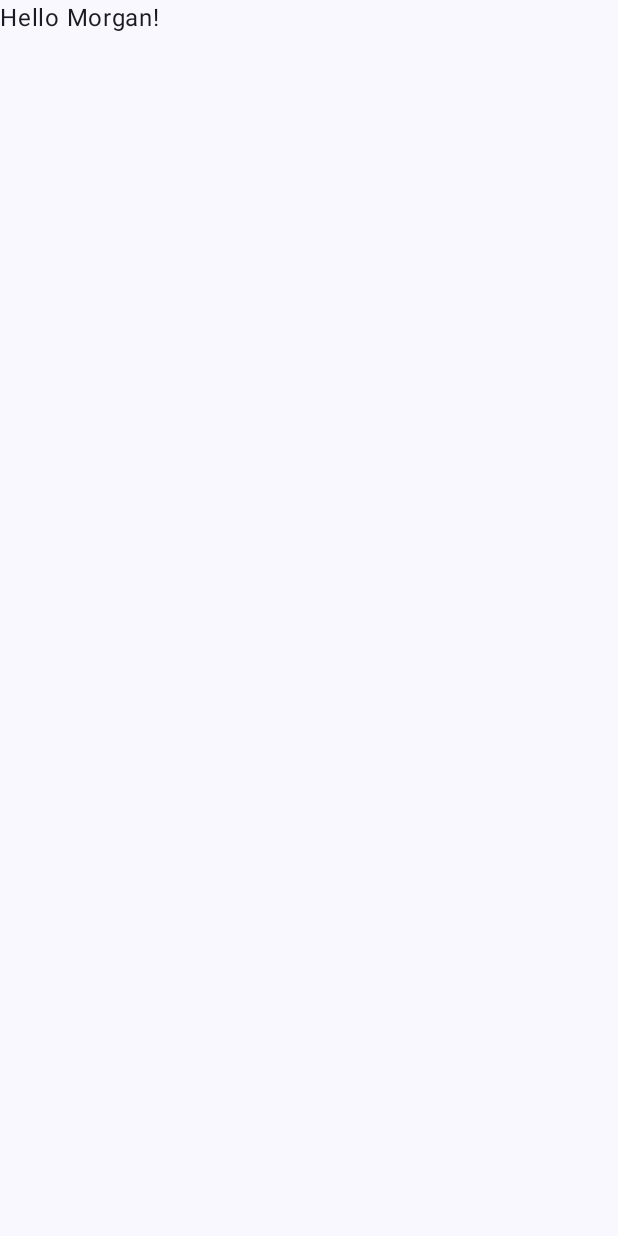
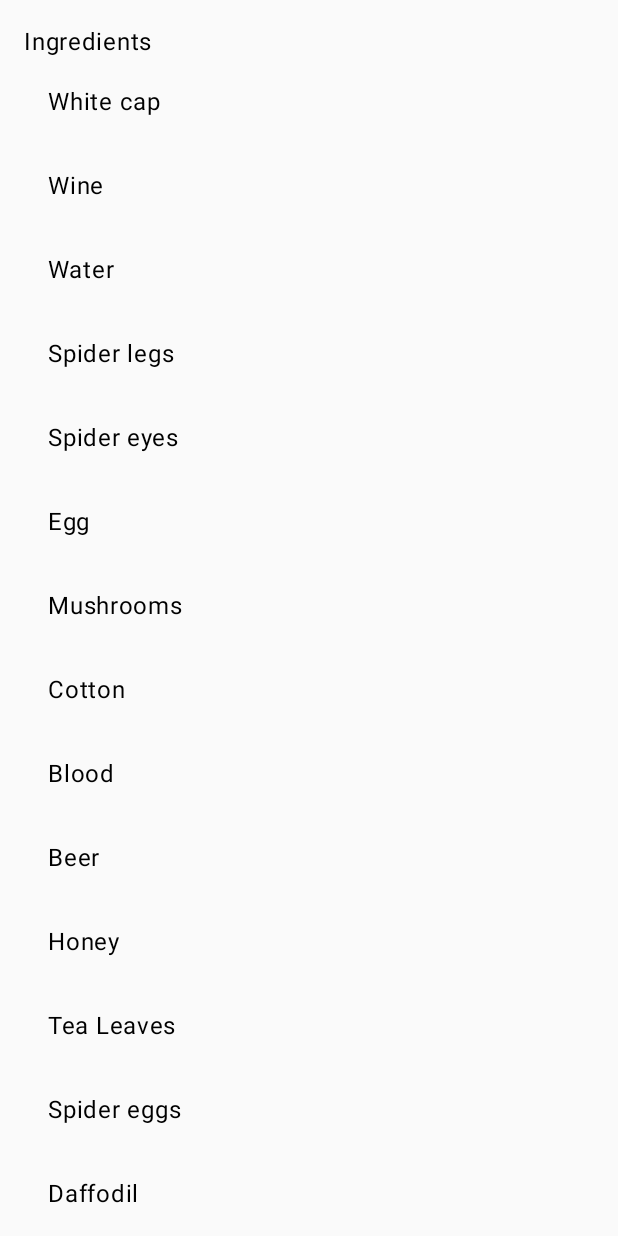
Before and after one commit to morgan-se/alchemy-helper, an Android app built with Jetpack Compose: the screen it shows after launch (MainActivity), on a phone screen of 412 x 824 dp. Before the commit the screen is almost empty. Run offline under Robolectric (Android 15) with nearby library versions, the phone set to English and light mode, and no system bars.

Commit message:
Implemented a basic listview with navigation to details page. Issues encountered with Parcelables since object wasn't being passed between screens, used a Registry but will need to move to Room (ORM) and or JSON serialisation.

```diff
--- a/app/build.gradle
+++ b/app/build.gradle
@@ -57,6 +57,7 @@ dependencies {
     implementation 'androidx.compose.ui:ui-graphics'
     implementation 'androidx.compose.ui:ui-tooling-preview'
     implementation 'androidx.compose.material3:material3'
+    implementation "androidx.navigation:navigation-compose:2.6.0"
     testImplementation 'junit:junit:4.13.2'
     androidTestImplementation 'androidx.test.ext:junit:1.1.3'
     androidTestImplementation 'androidx.test.espresso:espresso-core:3.4.0'
--- /dev/null
+++ b/app/src/main/java/com/morgan/alchemyhelper/Ingredient.kt
@@ -0,0 +1,11 @@
+package com.morgan.alchemyhelper
+
+class Ingredient(private val name: String) {
+    fun getName(): String {
+        return name;
+    }
+
+    override fun toString(): String {
+        return name;
+    }
+}
--- /dev/null
+++ b/app/src/main/java/com/morgan/alchemyhelper/IngredientRegistry.kt
@@ -0,0 +1,24 @@
+package com.morgan.alchemyhelper
+
+import java.io.InvalidObjectException
+
+object IngredientRegistry {
+    var registry = hashMapOf<String, Ingredient>()
+
+    fun addToRegistry(ingredient: Ingredient) {
+        registry[ingredient.getName()] = ingredient
+    }
+
+    fun addAllToRegistry(ingredients: List<Ingredient>) {
+        ingredients.forEach { i -> registry[i.getName()] = i}
+    }
+
+    fun getFromRegistry(name: String): Ingredient {
+        return registry[name] ?: throw InvalidObjectException("$name Not Found")
+    }
+
+    fun getAll(): List<Ingredient> {
+        return registry.values.toList()
+    }
+
+}
--- a/app/src/main/java/com/morgan/alchemyhelper/MainActivity.kt
+++ b/app/src/main/java/com/morgan/alchemyhelper/MainActivity.kt
@@ -3,44 +3,92 @@ package com.morgan.alchemyhelper
 import android.os.Bundle
 import androidx.activity.ComponentActivity
 import androidx.activity.compose.setContent
-import androidx.compose.foundation.layout.fillMaxSize
-import androidx.compose.material3.MaterialTheme
-import androidx.compose.material3.Surface
+import androidx.compose.foundation.ExperimentalFoundationApi
+import androidx.compose.foundation.clickable
+import androidx.compose.foundation.layout.PaddingValues
+import androidx.compose.foundation.layout.Row
+import androidx.compose.foundation.layout.fillMaxWidth
+import androidx.compose.foundation.layout.padding
+import androidx.compose.foundation.lazy.LazyColumn
+import androidx.compose.foundation.lazy.itemsIndexed
 import androidx.compose.material3.Text
 import androidx.compose.runtime.Composable
+import androidx.compose.ui.Alignment
 import androidx.compose.ui.Modifier
 import androidx.compose.ui.tooling.preview.Preview
+import androidx.compose.ui.unit.dp
+import androidx.navigation.NavController
+import androidx.navigation.NavType
+import androidx.navigation.compose.NavHost
+import androidx.navigation.compose.composable
+import androidx.navigation.compose.rememberNavController
+import androidx.navigation.navArgument
+import androidx.navigation.navOptions
 import com.morgan.alchemyhelper.ui.theme.AlchemyHelperTheme
 
 class MainActivity : ComponentActivity() {
+
     override fun onCreate(savedInstanceState: Bundle?) {
         super.onCreate(savedInstanceState)
+        // todo: Should really be replaced by Room (ORM) and file reading
+        IngredientRegistry.addAllToRegistry(listOf(
+            Ingredient("Tea Leaves"), Ingredient("Mushrooms"),
+            Ingredient("Daffodil"), Ingredient("Cotton"),
+            Ingredient("White cap"), Ingredient("Honey"),
+            Ingredient("Beer"), Ingredient("Wine"),
+            Ingredient("Blood"), Ingredient("Water"),
+            Ingredient("Animal heart"), Ingredient("Spider legs"),
+            Ingredient("Spider eyes"), Ingredient("Spider eggs"),
+            Ingredient("Fly wings"), Ingredient("Egg"),
+            Ingredient("Fly wings"), Ingredient("Egg"),
+        ))
         setContent {
             AlchemyHelperTheme {
-                // A surface container using the 'background' color from the theme
-                Surface(
-                    modifier = Modifier.fillMaxSize(),
-                    color = MaterialTheme.colorScheme.background
-                ) {
-                    Greeting("Morgan")
+                val navController = rememberNavController()
+                NavHost(navController = navController, startDestination = "ItemListScreen") {
+                    composable("ItemListScreen") {
+                        ListWithHeader(ingredients = IngredientRegistry.getAll(), navController)
+                    }
+                    composable("ItemDetailScreen/{selectedItem}",
+                        arguments = listOf(navArgument("selectedItem") {type= NavType.StringType})){
+                        backStackEntry ->
+                        val selectedItem = backStackEntry.arguments?.getString("selectedItem")
+                        selectedItem?.let { string: String -> ItemDetailScreen(string)}
+                    }
                 }
             }
         }
     }
 }
 
+@OptIn(ExperimentalFoundationApi::class)
 @Composable
-fun Greeting(name: String, modifier: Modifier = Modifier) {
-    Text(
-        text = "Hello $name!",
-        modifier = modifier
-    )
+fun ListWithHeader(ingredients: List<Ingredient>, navController: NavController) {
+    LazyColumn (modifier = Modifier.fillMaxWidth(),
+        contentPadding = PaddingValues(16.dp)
+    ) {
+        stickyHeader {
+            Text(text = "Ingredients")
+        }
+        itemsIndexed(ingredients) { index, item ->
+            IngredientRow(item, navController)
+        }
+    }
 }
 
-@Preview(showBackground = true)
 @Composable
-fun GreetingPreview() {
-    AlchemyHelperTheme {
-        Greeting("Android")
+fun IngredientRow(ingredient: Ingredient, navController: NavController) {
+    Row(modifier = Modifier
+        .fillMaxWidth()
+        .padding(16.dp)
+        .clickable { navController.navigate("ItemDetailScreen/$ingredient")},
+        verticalAlignment = Alignment.CenterVertically) {
+        Text(text = ingredient.toString())
     }
 }
+
+@Composable
+fun ItemDetailScreen(ingredientString: String) {
+    val ingredient: Ingredient = IngredientRegistry.getFromRegistry(ingredientString)
+    Text(text = "$ingredient Screen Here")
+}
```
